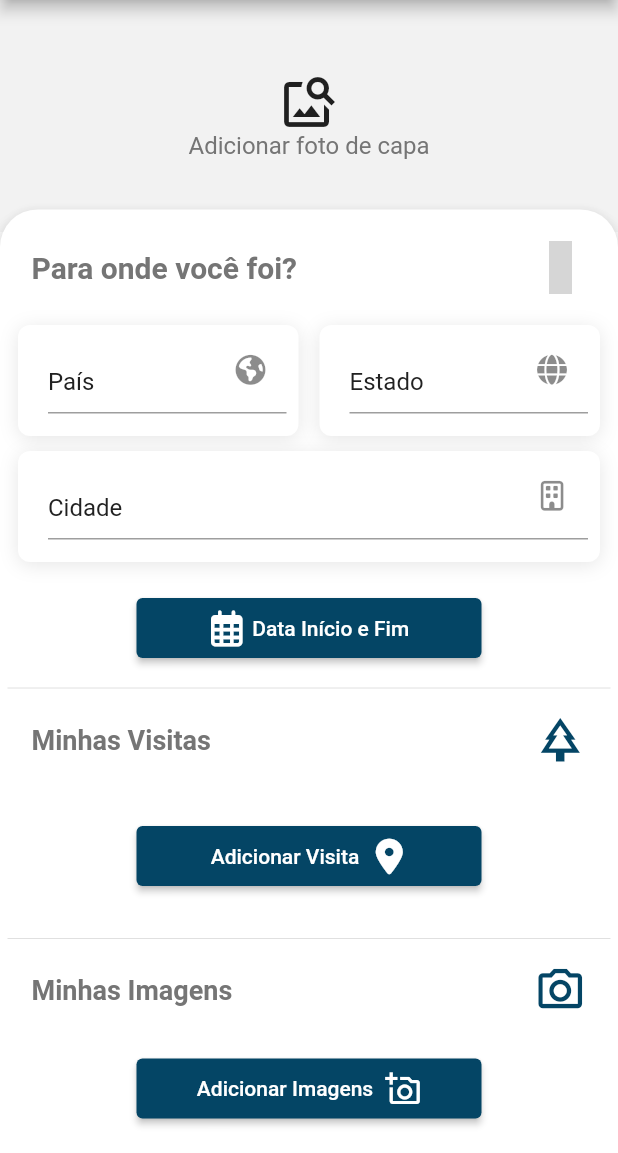
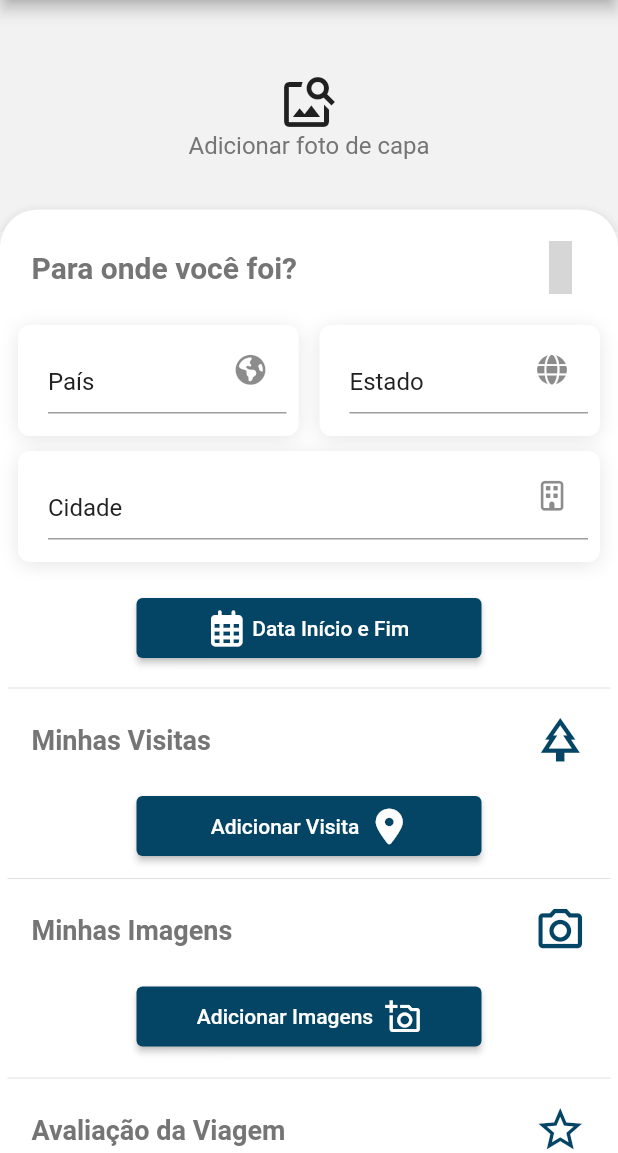
Before and after one commit to rafaelbenedetti1/diario-de-viagens-front, a Flutter app: the AddViagemPage screen opened directly, on a phone screen of 412 x 824 dp, the part 83-1236 px from its top. Run offline on Flutter 3.47's test engine with Material 2 defaults, Android fonts, the light colour scheme and no system bars; our stand-ins replace animated_bottom_navigation_bar, calendar_date_picker2, file_picker, firebase_auth, firebase_core, flutter_rating_bar and 3 more; accounts and stored records are empty; network calls fail; Roboto replaces fonts that are missing (SourceSansPro); grey boxes are pictures that could not be loaded.

Commit message:
adicionada sessao de avaliaçao da viagem

```diff
--- a/lib/components/minhas_visitas.dart
+++ b/lib/components/minhas_visitas.dart
@@ -46,12 +46,9 @@ class _MinhasVisitasState extends State<MinhasVisitas> {
                   ),
                 ],
               )),
-          Padding(
-              padding: EdgeInsets.all(20),
-              child: ElevatedButton(
+          ElevatedButton(
             style: ElevatedButton.styleFrom(
-                    backgroundColor: theme.primaryColor,
-                    fixedSize: Size(230, 40)),
+                backgroundColor: theme.primaryColor, fixedSize: Size(230, 40)),
             onPressed: () async {
               showDialog(
                 barrierDismissible: false,
@@ -94,7 +91,7 @@ class _MinhasVisitasState extends State<MinhasVisitas> {
                 Icon(FontAwesomeIcons.locationDot),
               ],
             ),
-              )),
+          ),
           _DeliveryProcesses(processes: visitas),
         ],
       ),
--- a/lib/pages/viagem/add_viagem_page.dart
+++ b/lib/pages/viagem/add_viagem_page.dart
@@ -10,6 +10,7 @@ import 'package:flutter/material.dart';
 import 'package:font_awesome_flutter/font_awesome_flutter.dart';
 import 'package:intl/intl.dart';
 import 'package:material_design_icons_flutter/material_design_icons_flutter.dart';
+import 'package:flutter_rating_bar/flutter_rating_bar.dart';
 
 class AddViagemPage extends StatefulWidget {
   const AddViagemPage({super.key});
@@ -210,9 +211,7 @@ class _AddViagemPageState extends State<AddViagemPage> {
                                   ),
                                 ],
                               )),
-                          Padding(
-                            padding: const EdgeInsets.all(8.0),
-                            child: ElevatedButton(
+                          ElevatedButton(
                             style: ElevatedButton.styleFrom(
                                 backgroundColor: theme.primaryColor,
                                 fixedSize: Size(230, 40)),
@@ -230,7 +229,6 @@ class _AddViagemPageState extends State<AddViagemPage> {
                                 SizedBox(width: 8),
                                 Icon(Icons.add_a_photo_outlined),
                               ],
-                              ),
                             ),
                           ),
                           Padding(
@@ -308,6 +306,64 @@ class _AddViagemPageState extends State<AddViagemPage> {
                                     )
                                     .toList()),
                           ),
+                          Divider(height: 2),
+                          Padding(
+                              padding: const EdgeInsets.all(16.0),
+                              child: Row(
+                                mainAxisAlignment:
+                                    MainAxisAlignment.spaceBetween,
+                                children: [
+                                  Text(
+                                    'Avaliação da Viagem',
+                                    style: TextStyle(
+                                        fontSize: 18,
+                                        fontWeight: FontWeight.w600),
+                                  ),
+                                  Icon(
+                                    Icons.star_border,
+                                    color: theme.primaryColor,
+                                    size: 35,
+                                  ),
+                                ],
+                              )),
+                          RatingBar.builder(
+                            initialRating: 3,
+                            itemCount: 5,
+                            itemBuilder: (context, index) {
+                              switch (index) {
+                                case 0:
+                                  return Icon(
+                                    Icons.sentiment_very_dissatisfied_outlined,
+                                    color: Colors.red,
+                                  );
+                                case 1:
+                                  return Icon(
+                                    Icons.sentiment_dissatisfied_outlined,
+                                    color: Colors.redAccent,
+                                  );
+                                case 2:
+                                  return Icon(
+                                    Icons.sentiment_neutral,
+                                    color: Colors.amber,
+                                  );
+                                case 3:
+                                  return Icon(
+                                    Icons.sentiment_satisfied_alt,
+                                    color: Colors.lightGreen,
+                                  );
+                                case 4:
+                                  return Icon(
+                                    Icons.sentiment_very_satisfied,
+                                    color: Colors.green,
+                                  );
+                              }
+                              return Container();
+                            },
+                            onRatingUpdate: (rating) {
+                              print(rating);
+                            },
+                            itemPadding: EdgeInsets.symmetric(horizontal: 4),
+                          )
                         ],
                       ),
                     ),
--- a/pubspec.yaml
+++ b/pubspec.yaml
@@ -20,6 +20,7 @@ dependencies:
   timelines: ^0.1.0
   file_picker: ^5.3.2
   material_design_icons_flutter: ^7.0.7296
+  flutter_rating_bar: ^4.0.1
 
 
 
```
Also changed, not shown: pubspec.lock. Lines whose indentation alone changed are shown as unchanged.
